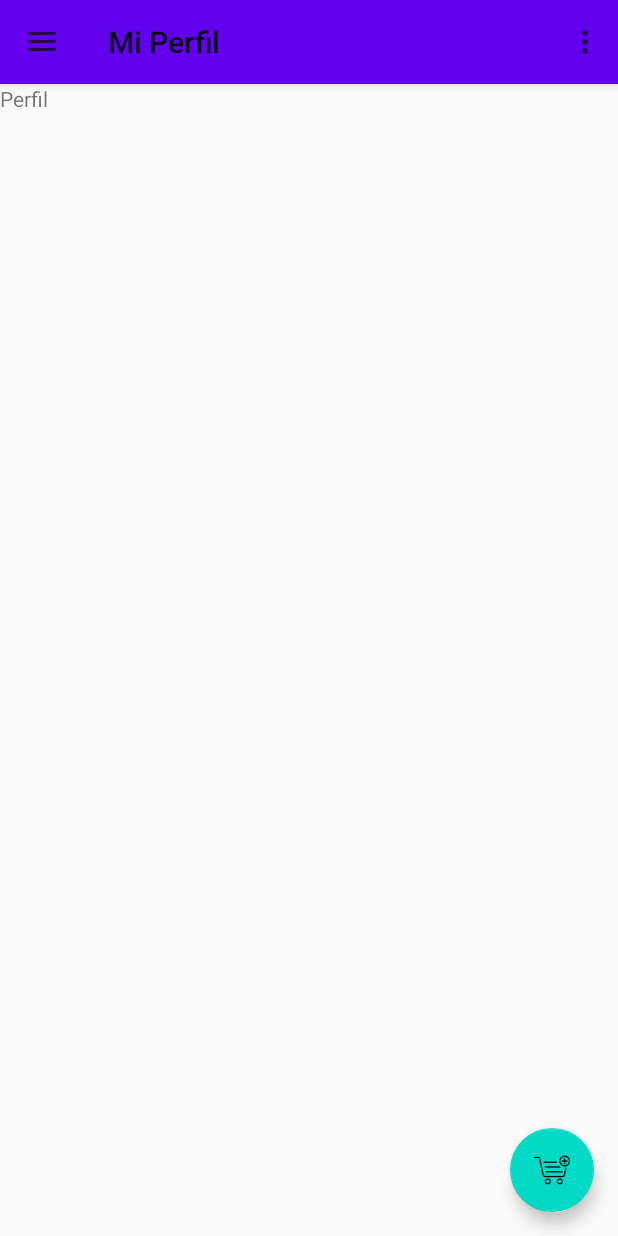
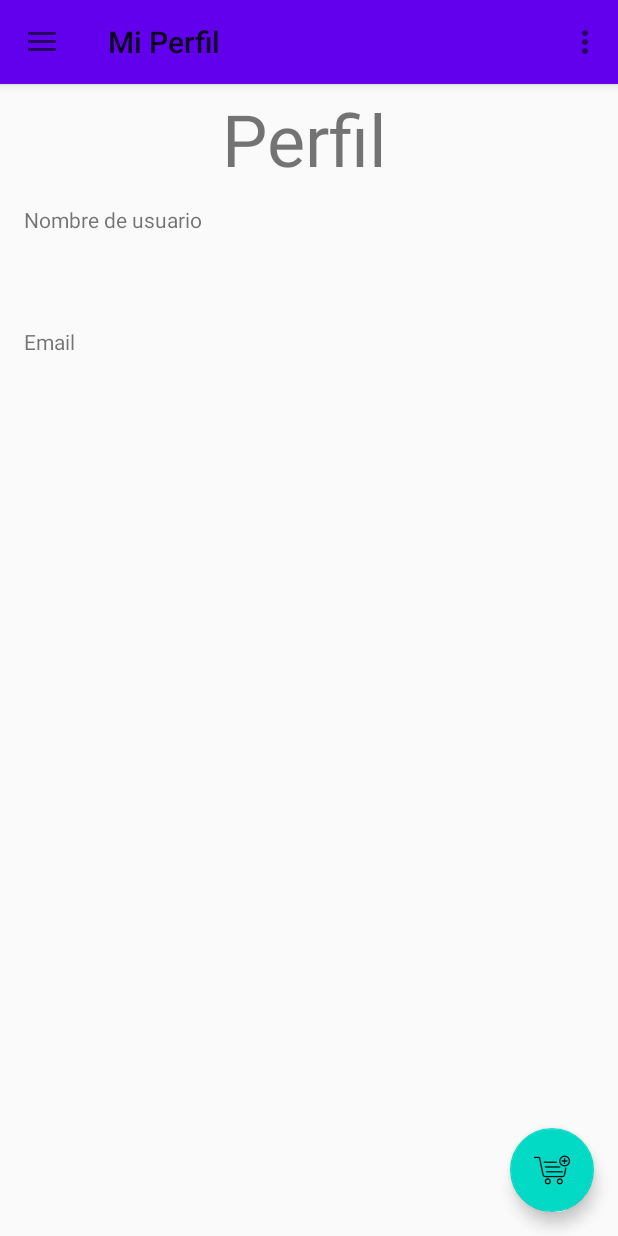
Before and after one commit to Matyrodz/CompraVenta, an Android app: the menu_principal screen opened directly, with no data from a screen before it, in the side drawer, after a tap on "Perfil", on a phone screen of 412 x 824 dp. Run offline under Robolectric (Android 15) with nearby library versions, the phone set to English and light mode, and no system bars; our stand-ins replace navigation-ui; pictures from the network do not load.

Commit message:
xml de publicaciones y perfil

```diff
--- a/app/src/main/java/com/example/myapplication/dao/UsuarioDAO.java
+++ b/app/src/main/java/com/example/myapplication/dao/UsuarioDAO.java
@@ -58,6 +58,7 @@ public class UsuarioDAO {
         }
         return u;
     }
+
     public Usuario buscarUsuario(String nombreUsuario, String clave){
         String query = "SELECT * FROM "+Utilidades.TABLA_USUARIO
                 +" WHERE usuario='"+nombreUsuario+"' and clave='"+clave
--- a/app/src/main/java/com/example/myapplication/data/model/menu_principal.java
+++ b/app/src/main/java/com/example/myapplication/data/model/menu_principal.java
@@ -71,7 +71,6 @@ public class menu_principal extends AppCompatActivity {
 
     @Override
     public boolean onCreateOptionsMenu(Menu menu) {
-        // Inflate the menu; this adds items to the action bar if it is present.
         getMenuInflater().inflate(R.menu.menu_principal, menu);
         return true;
     }
@@ -83,12 +82,13 @@ public class menu_principal extends AppCompatActivity {
             Intent intent = new Intent(menu_principal.this, Opciones.class);
             startActivity(intent);
         } else if ( id == R.id.action_logout){
-            Toast.makeText(this, "Salir", Toast.LENGTH_SHORT).show();
-            //Armar el log out acá
+            Intent intent = new Intent(menu_principal.this, MainActivity.class);
+            startActivity(intent);
         }
 
         return super.onOptionsItemSelected(item);
     }
+
 
     @Override
     public boolean onSupportNavigateUp() {
--- a/app/src/main/res/layout/fragment_perfil.xml
+++ b/app/src/main/res/layout/fragment_perfil.xml
@@ -1,14 +1,59 @@
 <?xml version="1.0" encoding="utf-8"?>
-<FrameLayout xmlns:android="http://schemas.android.com/apk/res/android"
+<androidx.constraintlayout.widget.ConstraintLayout
+    xmlns:android="http://schemas.android.com/apk/res/android"
+    xmlns:app="http://schemas.android.com/apk/res-auto"
     xmlns:tools="http://schemas.android.com/tools"
     android:layout_width="match_parent"
     android:layout_height="match_parent"
     tools:context=".data.model.ui.perfil.PerfilFragment">
 
-    <!-- TODO: Update blank fragment layout -->
     <TextView
-        android:layout_width="match_parent"
-        android:layout_height="match_parent"
-        android:text="Perfil" />
+        android:id="@+id/textView9"
+        android:layout_width="wrap_content"
+        android:layout_height="wrap_content"
+        android:layout_marginStart="148dp"
+        android:layout_marginTop="4dp"
+        android:text="@string/menu_perfil"
+        android:textSize="@android:dimen/app_icon_size"
+        app:layout_constraintStart_toStartOf="parent"
+        app:layout_constraintTop_toTopOf="parent" />
 
-</FrameLayout>
+    <TextView
+        android:id="@+id/textView10"
+        android:layout_width="wrap_content"
+        android:layout_height="wrap_content"
+        android:layout_marginStart="16dp"
+        android:layout_marginTop="12dp"
+        android:text="@string/nombre_de_usuario"
+        app:layout_constraintStart_toStartOf="parent"
+        app:layout_constraintTop_toBottomOf="@+id/textView9" />
+
+    <TextView
+        android:id="@+id/nombre_user"
+        android:layout_width="4dp"
+        android:layout_height="22dp"
+        android:layout_marginStart="16dp"
+        android:layout_marginTop="20dp"
+        app:layout_constraintStart_toStartOf="parent"
+        app:layout_constraintTop_toBottomOf="@+id/textView10" />
+
+    <TextView
+        android:id="@+id/textView11"
+        android:layout_width="wrap_content"
+        android:layout_height="wrap_content"
+        android:layout_marginStart="16dp"
+        android:layout_marginTop="20dp"
+        android:text="@string/email"
+        app:layout_constraintStart_toStartOf="parent"
+        app:layout_constraintTop_toBottomOf="@+id/nombre_user" />
+
+    <TextView
+        android:id="@+id/email"
+        android:layout_width="wrap_content"
+        android:layout_height="wrap_content"
+        android:layout_marginStart="20dp"
+        android:layout_marginTop="20dp"
+        app:layout_constraintStart_toStartOf="parent"
+        app:layout_constraintTop_toBottomOf="@+id/textView11" />
+
+</androidx.constraintlayout.widget.ConstraintLayout>
```
Also changed, not shown: app/src/main/java/com/example/myapplication/data/model/ui/gallery/GalleryFragment.java (+0 -16 lines), app/src/main/java/com/example/myapplication/data/model/ui/perfil/PerfilFragment.java (+1 -19 lines), app/src/main/res/layout/fragment_gallery.xml (+9 -9 lines).
